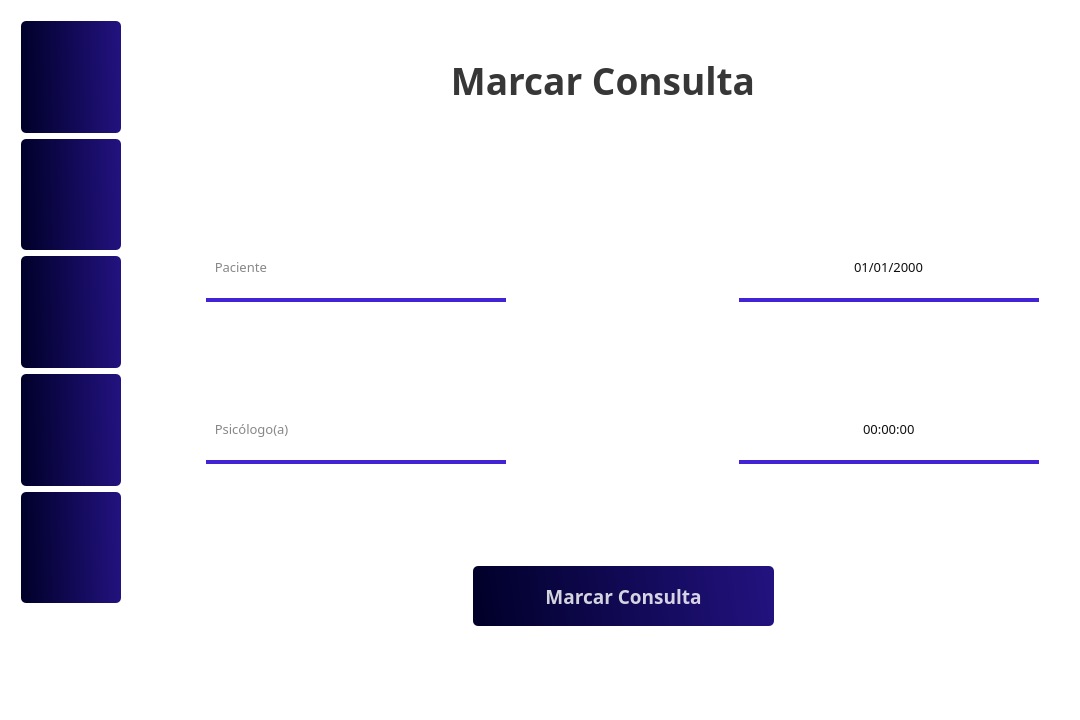
Qt form Designer/Widget_main.ui (Kaue-14/PATP_Nivel_2) before a commit.
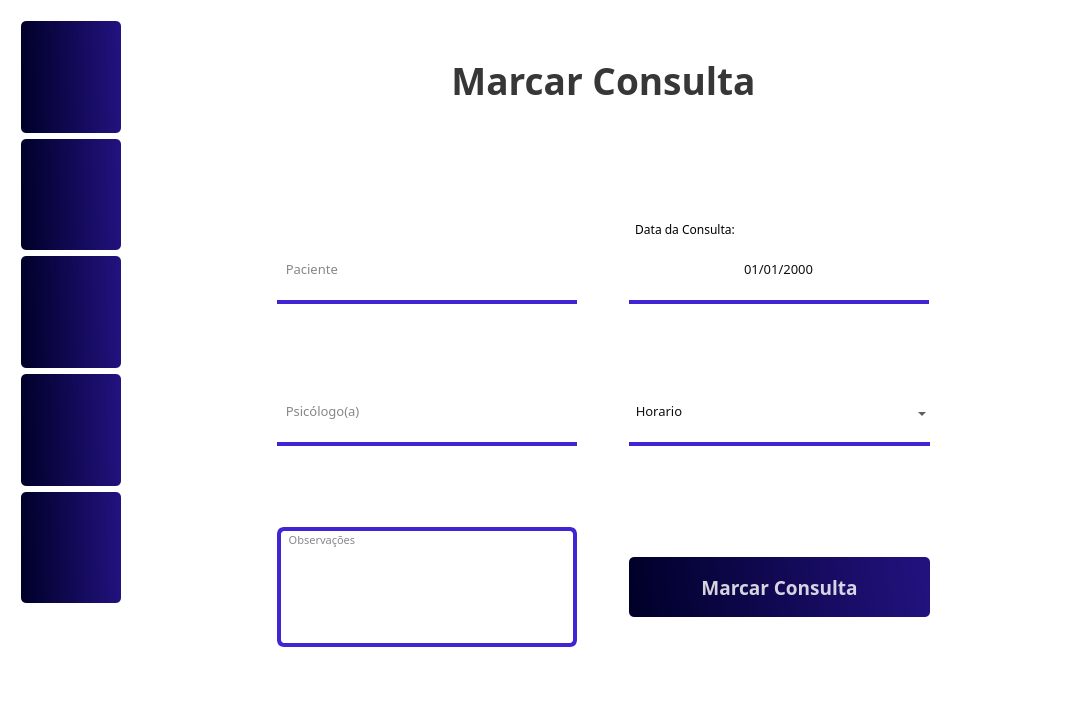
The same form after that commit. The open tabs and pages were chosen to show the change. Icons and pictures are not drawn.

Commit message:
Alterei coisas na parte de marca consulta
vou começar mexer nas coisas para marcar consulta

The edit to the form file:
```diff
--- a/Designer/Widget_main.ui
+++ b/Designer/Widget_main.ui
@@ -2079,7 +2079,337 @@
      <widget class="QWidget" name="page_view"/>
      <widget class="QWidget" name="page_make">
       <layout class="QGridLayout" name="gridLayout_3">
-       <item row="2" column="3">
+       <item row="8" column="0">
+        <spacer name="horizontalSpacer_10">
+         <property name="orientation">
+          <enum>Qt::Horizontal</enum>
+         </property>
+         <property name="sizeHint" stdset="0">
+          <size>
+           <width>40</width>
+           <height>20</height>
+          </size>
+         </property>
+        </spacer>
+       </item>
+       <item row="4" column="4">
+        <spacer name="horizontalSpacer_6">
+         <property name="orientation">
+          <enum>Qt::Horizontal</enum>
+         </property>
+         <property name="sizeType">
+          <enum>QSizePolicy::Minimum</enum>
+         </property>
+         <property name="sizeHint" stdset="0">
+          <size>
+           <width>60</width>
+           <height>20</height>
+          </size>
+         </property>
+        </spacer>
+       </item>
+       <item row="8" column="1">
+        <widget class="QLineEdit" name="input_observacao">
+         <property name="sizePolicy">
+          <sizepolicy hsizetype="Expanding" vsizetype="Expanding">
+           <horstretch>0</horstretch>
+           <verstretch>0</verstretch>
+          </sizepolicy>
+         </property>
+         <property name="minimumSize">
+          <size>
+           <width>300</width>
+           <height>120</height>
+          </size>
+         </property>
+         <property name="font">
+          <font>
+           <family>JetBrains Mono</family>
+           <pointsize>8</pointsize>
+          </font>
+         </property>
+         <property name="styleSheet">
+          <string notr="true">background-color:rgba(0, 0, 0, 0);
+border:none;
+border:4px solid rgb(67, 36, 212);
+border-radius: 7px;
+color:rgba(0, 0, 0, 240);
+padding-bottom:7px;</string>
+         </property>
+         <property name="alignment">
+          <set>Qt::AlignLeading|Qt::AlignLeft|Qt::AlignTop</set>
+         </property>
+         <property name="placeholderText">
+          <string>  Observações</string>
+         </property>
+        </widget>
+       </item>
+       <item row="5" column="3">
+        <widget class="QComboBox" name="input_time">
+         <property name="minimumSize">
+          <size>
+           <width>300</width>
+           <height>60</height>
+          </size>
+         </property>
+         <property name="font">
+          <font>
+           <family>JetBrains Mono</family>
+           <pointsize>10</pointsize>
+           <stylestrategy>PreferDefault</stylestrategy>
+          </font>
+         </property>
+         <property name="layoutDirection">
+          <enum>Qt::LeftToRight</enum>
+         </property>
+         <property name="styleSheet">
+          <string notr="true">#input_time{
+background-color:rgba(0, 0, 0, 0);
+border: none;
+border-bottom:4px solid rgb(67, 36, 212);
+color:rgba(0, 0, 0, 240);
+padding-bottom:7px;
+}
+#input_time QListView{
+background-color:rgba(255, 255, 255);
+color:rgba(0, 0, 0);
+}</string>
+         </property>
+         <item>
+          <property name="text">
+           <string>  Horario</string>
+          </property>
+         </item>
+         <item>
+          <property name="text">
+           <string>7 : 00</string>
+          </property>
+         </item>
+         <item>
+          <property name="text">
+           <string>8 : 00</string>
+          </property>
+         </item>
+         <item>
+          <property name="text">
+           <string>9 : 00</string>
+          </property>
+         </item>
+         <item>
+          <property name="text">
+           <string>10 : 00</string>
+          </property>
+         </item>
+         <item>
+          <property name="text">
+           <string>11 : 00</string>
+          </property>
+         </item>
+         <item>
+          <property name="text">
+           <string>12 : 00</string>
+          </property>
+         </item>
+         <item>
+          <property name="text">
+           <string>13 : 00</string>
+          </property>
+         </item>
+         <item>
+          <property name="text">
+           <string>14 : 00</string>
+          </property>
+         </item>
+         <item>
+          <property name="text">
+           <string>15 : 00</string>
+          </property>
+         </item>
+         <item>
+          <property name="text">
+           <string>16 : 00</string>
+          </property>
+         </item>
+         <item>
+          <property name="text">
+           <string>17 : 00</string>
+          </property>
+         </item>
+        </widget>
+       </item>
+       <item row="8" column="4">
+        <spacer name="horizontalSpacer_11">
+         <property name="orientation">
+          <enum>Qt::Horizontal</enum>
+         </property>
+         <property name="sizeHint" stdset="0">
+          <size>
+           <width>40</width>
+           <height>20</height>
+          </size>
+         </property>
+        </spacer>
+       </item>
+       <item row="1" column="1">
+        <spacer name="verticalSpacer_10">
+         <property name="orientation">
+          <enum>Qt::Vertical</enum>
+         </property>
+         <property name="sizeHint" stdset="0">
+          <size>
+           <width>20</width>
+           <height>40</height>
+          </size>
+         </property>
+        </spacer>
+       </item>
+       <item row="8" column="3">
+        <widget class="QPushButton" name="button_make">
+         <property name="minimumSize">
+          <size>
+           <width>301</width>
+           <height>60</height>
+          </size>
+         </property>
+         <property name="maximumSize">
+          <size>
+           <width>16777215</width>
+           <height>16777215</height>
+          </size>
+         </property>
+         <property name="font">
+          <font>
+           <family>JetBrains Mono</family>
+           <pointsize>14</pointsize>
+           <weight>75</weight>
+           <bold>true</bold>
+          </font>
+         </property>
+         <property name="styleSheet">
+          <string notr="true">QPushButton{
+	background-color: qlineargradient(spread:pad, x1:0, y1:0.505682, x2:1, y2:0.477, stop:0 rgb(0, 0, 41), stop:1 rgb(34, 18, 127));
+	color:rgba(255, 255, 255, 210);
+	border-radius:5px;
+}
+
+QPushButton:hover{
+	background-color: qlineargradient(spread:pad, x1:0, y1:0.505682, x2:1, y2:0.477, stop:0 rgb(17, 9, 84), stop:1 rgb(67, 36, 212));
+}
+
+QPushButton:pressed{
+	background-color: qlineargradient(spread:pad, x1:0, y1:0.505682, x2:1, y2:0.477, stop:0 rgb(34, 18, 127), stop:1 rgb(0, 0, 41));
+}</string>
+         </property>
+         <property name="text">
+          <string>Marcar Consulta</string>
+         </property>
+        </widget>
+       </item>
+       <item row="10" column="2">
+        <spacer name="verticalSpacer_22">
+         <property name="orientation">
+          <enum>Qt::Vertical</enum>
+         </property>
+         <property name="sizeType">
+          <enum>QSizePolicy::Expanding</enum>
+         </property>
+         <property name="sizeHint" stdset="0">
+          <size>
+           <width>20</width>
+           <height>40</height>
+          </size>
+         </property>
+        </spacer>
+       </item>
+       <item row="0" column="1" colspan="3">
+        <widget class="QLabel" name="title_make">
+         <property name="minimumSize">
+          <size>
+           <width>0</width>
+           <height>120</height>
+          </size>
+         </property>
+         <property name="maximumSize">
+          <size>
+           <width>931</width>
+           <height>120</height>
+          </size>
+         </property>
+         <property name="font">
+          <font>
+           <family>JetBrains Mono</family>
+           <pointsize>28</pointsize>
+           <weight>75</weight>
+           <bold>true</bold>
+          </font>
+         </property>
+         <property name="layoutDirection">
+          <enum>Qt::LeftToRight</enum>
+         </property>
+         <property name="styleSheet">
+          <string notr="true">color:rgba(0, 0, 0, 200);
+background-color: rgba(255, 255, 255, 0);</string>
+         </property>
+         <property name="text">
+          <string>Marcar Consulta</string>
+         </property>
+         <property name="alignment">
+          <set>Qt::AlignCenter</set>
+         </property>
+        </widget>
+       </item>
+       <item row="5" column="1">
+        <widget class="QLineEdit" name="input_psychologist">
+         <property name="minimumSize">
+          <size>
+           <width>300</width>
+           <height>60</height>
+          </size>
+         </property>
+         <property name="maximumSize">
+          <size>
+           <width>300</width>
+           <height>60</height>
+          </size>
+         </property>
+         <property name="font">
+          <font>
+           <family>JetBrains Mono</family>
+           <pointsize>10</pointsize>
+          </font>
+         </property>
+         <property name="styleSheet">
+          <string notr="true">background-color:rgba(0, 0, 0, 0);
+border:none;
+border-bottom:4px solid rgb(67, 36, 212);
+color:rgba(0, 0, 0, 240);
+padding-bottom:7px;</string>
+         </property>
+         <property name="echoMode">
+          <enum>QLineEdit::Normal</enum>
+         </property>
+         <property name="placeholderText">
+          <string>  Psicólogo(a)</string>
+         </property>
+        </widget>
+       </item>
+       <item row="3" column="0">
+        <spacer name="horizontalSpacer_3">
+         <property name="orientation">
+          <enum>Qt::Horizontal</enum>
+         </property>
+         <property name="sizeType">
+          <enum>QSizePolicy::Minimum</enum>
+         </property>
+         <property name="sizeHint" stdset="0">
+          <size>
+           <width>60</width>
+           <height>20</height>
+          </size>
+         </property>
+        </spacer>
+       </item>
+       <item row="3" column="3">
         <widget class="QFrame" name="frame_2">
          <property name="minimumSize">
           <size>
@@ -2194,75 +2524,30 @@
          </widget>
         </widget>
        </item>
-       <item row="2" column="1">
-        <widget class="QLineEdit" name="input_patient">
-         <property name="minimumSize">
-          <size>
-           <width>300</width>
-           <height>60</height>
-          </size>
-         </property>
-         <property name="maximumSize">
-          <size>
-           <width>300</width>
-           <height>60</height>
-          </size>
-         </property>
-         <property name="font">
-          <font>
-           <family>JetBrains Mono</family>
-           <pointsize>10</pointsize>
-          </font>
-         </property>
-         <property name="styleSheet">
-          <string notr="true">background-color:rgba(0, 0, 0, 0);
-border:none;
-border-bottom:4px solid rgb(67, 36, 212);
-color:rgba(0, 0, 0, 240);
-padding-bottom:7px;</string>
-         </property>
-         <property name="echoMode">
-          <enum>QLineEdit::Normal</enum>
-         </property>
-         <property name="placeholderText">
-          <string>  Paciente</string>
-         </property>
-        </widget>
-       </item>
-       <item row="2" column="0">
-        <spacer name="horizontalSpacer_3">
+       <item row="5" column="2">
+        <spacer name="horizontalSpacer_12">
          <property name="orientation">
           <enum>Qt::Horizontal</enum>
          </property>
          <property name="sizeType">
-          <enum>QSizePolicy::Minimum</enum>
+          <enum>QSizePolicy::Fixed</enum>
          </property>
          <property name="sizeHint" stdset="0">
           <size>
-           <width>60</width>
+           <width>40</width>
            <height>20</height>
           </size>
          </property>
         </spacer>
        </item>
-       <item row="5" column="1">
+       <item row="7" column="1">
         <spacer name="verticalSpacer_12">
          <property name="orientation">
           <enum>Qt::Vertical</enum>
          </property>
-         <property name="sizeHint" stdset="0">
-          <size>
-           <width>20</width>
-           <height>40</height>
-          </size>
+         <property name="sizeType">
+          <enum>QSizePolicy::Expanding</enum>
          </property>
-        </spacer>
-       </item>
-       <item row="1" column="1">
-        <spacer name="verticalSpacer_10">
-         <property name="orientation">
-          <enum>Qt::Vertical</enum>
-         </property>
          <property name="sizeHint" stdset="0">
           <size>
            <width>20</width>
@@ -2271,84 +2556,7 @@
          </property>
         </spacer>
        </item>
-       <item row="4" column="3">
-        <widget class="QTimeEdit" name="input_time">
-         <property name="minimumSize">
-          <size>
-           <width>300</width>
-           <height>60</height>
-          </size>
-         </property>
-         <property name="maximumSize">
-          <size>
-           <width>300</width>
-           <height>60</height>
-          </size>
-         </property>
-         <property name="font">
-          <font>
-           <family>JetBrains Mono</family>
-           <pointsize>10</pointsize>
-           <weight>50</weight>
-           <bold>false</bold>
-          </font>
-         </property>
-         <property name="styleSheet">
-          <string notr="true">background-color:rgba(0, 0, 0, 0);
-border:none;
-border-bottom:4px solid rgb(67, 36, 212);
-color:rgba(0, 0, 0, 240);
-padding-bottom:7px;</string>
-         </property>
-         <property name="alignment">
-          <set>Qt::AlignCenter</set>
-         </property>
-         <property name="buttonSymbols">
-          <enum>QAbstractSpinBox::NoButtons</enum>
-         </property>
-         <property name="keyboardTracking">
-          <bool>true</bool>
-         </property>
-        </widget>
-       </item>
-       <item row="0" column="1" colspan="3">
-        <widget class="QLabel" name="title_make">
-         <property name="minimumSize">
-          <size>
-           <width>0</width>
-           <height>120</height>
-          </size>
-         </property>
-         <property name="maximumSize">
-          <size>
-           <width>931</width>
-           <height>120</height>
-          </size>
-         </property>
-         <property name="font">
-          <font>
-           <family>JetBrains Mono</family>
-           <pointsize>28</pointsize>
-           <weight>75</weight>
-           <bold>true</bold>
-          </font>
-         </property>
-         <property name="layoutDirection">
-          <enum>Qt::LeftToRight</enum>
-         </property>
-         <property name="styleSheet">
-          <string notr="true">color:rgba(0, 0, 0, 200);
-background-color: rgba(255, 255, 255, 0);</string>
-         </property>
-         <property name="text">
-          <string>Marcar Consulta</string>
-         </property>
-         <property name="alignment">
-          <set>Qt::AlignCenter</set>
-         </property>
-        </widget>
-       </item>
-       <item row="3" column="1">
+       <item row="4" column="1">
         <spacer name="verticalSpacer_11">
          <property name="orientation">
           <enum>Qt::Vertical</enum>
@@ -2361,8 +2569,8 @@
          </property>
         </spacer>
        </item>
-       <item row="4" column="1">
-        <widget class="QLineEdit" name="input_psychologist">
+       <item row="3" column="1">
+        <widget class="QLineEdit" name="input_patient">
          <property name="minimumSize">
           <size>
            <width>300</width>
@@ -2392,81 +2600,25 @@
           <enum>QLineEdit::Normal</enum>
          </property>
          <property name="placeholderText">
-          <string>  Psicólogo(a)</string>
+          <string>  Paciente</string>
          </property>
         </widget>
        </item>
-       <item row="7" column="2">
-        <spacer name="verticalSpacer_13">
-         <property name="orientation">
-          <enum>Qt::Vertical</enum>
-         </property>
-         <property name="sizeHint" stdset="0">
-          <size>
-           <width>20</width>
-           <height>40</height>
-          </size>
-         </property>
-        </spacer>
-       </item>
-       <item row="6" column="2">
-        <widget class="QPushButton" name="button_make">
-         <property name="minimumSize">
-          <size>
-           <width>301</width>
-           <height>60</height>
-          </size>
-         </property>
-         <property name="maximumSize">
-          <size>
-           <width>301</width>
-           <height>60</height>
-          </size>
-         </property>
+       <item row="2" column="3">
+        <widget class="QLabel" name="label_4">
          <property name="font">
           <font>
            <family>JetBrains Mono</family>
-           <pointsize>14</pointsize>
-           <weight>75</weight>
-           <bold>true</bold>
           </font>
          </property>
          <property name="styleSheet">
-          <string notr="true">QPushButton{
-	background-color: qlineargradient(spread:pad, x1:0, y1:0.505682, x2:1, y2:0.477, stop:0 rgb(0, 0, 41), stop:1 rgb(34, 18, 127));
-	color:rgba(255, 255, 255, 210);
-	border-radius:5px;
-}
-
-QPushButton:hover{
-	background-color: qlineargradient(spread:pad, x1:0, y1:0.505682, x2:1, y2:0.477, stop:0 rgb(17, 9, 84), stop:1 rgb(67, 36, 212));
-}
-
-QPushButton:pressed{
-	background-color: qlineargradient(spread:pad, x1:0, y1:0.505682, x2:1, y2:0.477, stop:0 rgb(34, 18, 127), stop:1 rgb(0, 0, 41));
-}</string>
+          <string notr="true">background-color: rgba(255, 255, 255, 0);</string>
          </property>
          <property name="text">
-          <string>Marcar Consulta</string>
+          <string>  Data da Consulta:</string>
          </property>
         </widget>
        </item>
-       <item row="3" column="4">
-        <spacer name="horizontalSpacer_6">
-         <property name="orientation">
-          <enum>Qt::Horizontal</enum>
-         </property>
-         <property name="sizeType">
-          <enum>QSizePolicy::Minimum</enum>
-         </property>
-         <property name="sizeHint" stdset="0">
-          <size>
-           <width>60</width>
-           <height>20</height>
-          </size>
-         </property>
-        </spacer>
-       </item>
       </layout>
       <zorder>input_patient</zorder>
       <zorder>title_make</zorder>
```
Left out of the diff: 1342 changed lines with no effect on the pictures. The commit also changes 6 other files.
